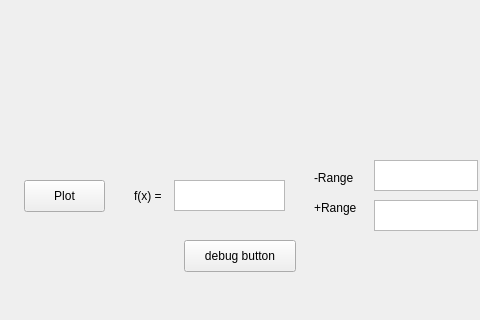
Old version of the form plot.ui in the repository Haiderahandali/Mac_Plotter; both pictures show x 96 to 576 and y 280 to 600 of the 800 by 600 pixel window.
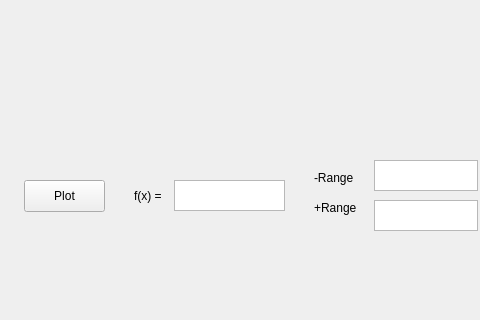
New version of the form. Custom widgets are drawn as their Qt base class.

What changed in the file:
```diff
--- a/plot.ui
+++ b/plot.ui
@@ -106,19 +106,6 @@
      </rect>
     </property>
    </widget>
-   <widget class="QPushButton" name="debug_button">
-    <property name="geometry">
-     <rect>
-      <x>280</x>
-      <y>520</y>
-      <width>112</width>
-      <height>32</height>
-     </rect>
-    </property>
-    <property name="text">
-     <string>debug button</string>
-    </property>
-   </widget>
    <widget class="QPlainTextEdit" name="step">
     <property name="geometry">
      <rect>
```
